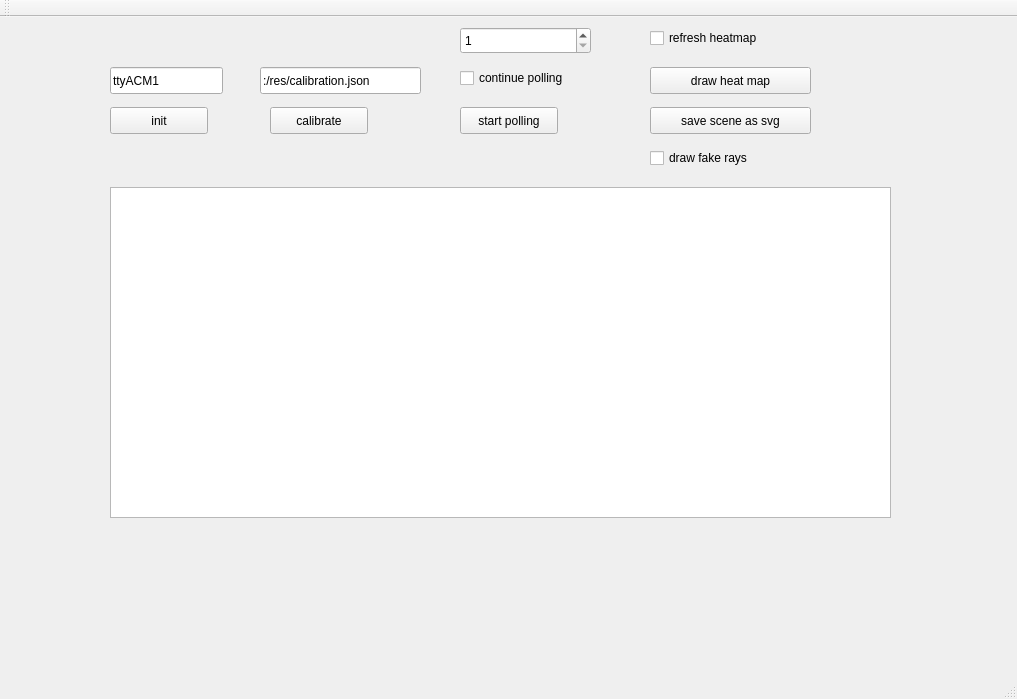
Before: the Qt Designer form RayDisplayWindow.ui in janisozaur/mgr_rd2, drawn with Qt 5.
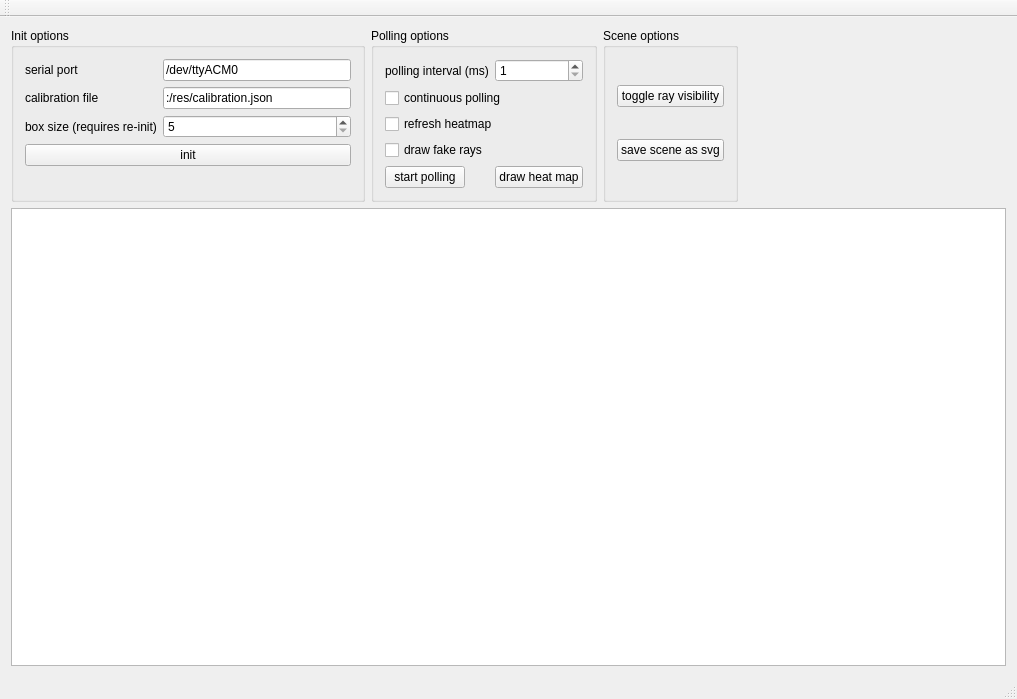
After: the same form once the commit is applied.

What changed in the file:
```diff
--- a/RayDisplayWindow.ui
+++ b/RayDisplayWindow.ui
@@ -14,129 +14,103 @@
    <string>RayDisplayWindow</string>
   </property>
   <widget class="QWidget" name="centralWidget">
-   <widget class="QPushButton" name="pushButton">
-    <property name="geometry">
-     <rect>
-      <x>110</x>
-      <y>90</y>
-      <width>98</width>
-      <height>27</height>
-     </rect>
-    </property>
-    <property name="text">
-     <string>init</string>
-    </property>
-   </widget>
-   <widget class="QLineEdit" name="lineEdit">
-    <property name="geometry">
-     <rect>
-      <x>110</x>
-      <y>50</y>
-      <width>113</width>
-      <height>27</height>
-     </rect>
-    </property>
+   <layout class="QVBoxLayout" name="verticalLayout_2">
+    <item>
+     <layout class="QHBoxLayout" name="horizontalLayout">
+      <item>
+       <widget class="QGroupBox" name="initOptsGroupBox">
+        <property name="sizePolicy">
+         <sizepolicy hsizetype="Fixed" vsizetype="Preferred">
+          <horstretch>0</horstretch>
+          <verstretch>0</verstretch>
+         </sizepolicy>
+        </property>
+        <property name="title">
+         <string>Init options</string>
+        </property>
+        <layout class="QFormLayout" name="formLayout_2">
+         <property name="fieldGrowthPolicy">
+          <enum>QFormLayout::AllNonFixedFieldsGrow</enum>
+         </property>
+         <item row="0" column="0">
+          <widget class="QLabel" name="label">
     <property name="text">
-     <string>ttyACM1</string>
-    </property>
-   </widget>
-   <widget class="QGraphicsView" name="graphicsView">
-    <property name="geometry">
-     <rect>
-      <x>110</x>
-      <y>170</y>
-      <width>781</width>
-      <height>331</height>
-     </rect>
-    </property>
-   </widget>
-   <widget class="QPushButton" name="pushButton_2">
-    <property name="geometry">
-     <rect>
-      <x>270</x>
-      <y>90</y>
-      <width>98</width>
-      <height>27</height>
-     </rect>
-    </property>
+            <string>serial port</string>
+           </property>
+          </widget>
+         </item>
+         <item row="0" column="1">
+          <widget class="QLineEdit" name="portNameLineEdit">
+           <property name="minimumSize">
+            <size>
+             <width>188</width>
+             <height>0</height>
+            </size>
+           </property>
     <property name="text">
-     <string>calibrate</string>
-    </property>
-   </widget>
-   <widget class="QPushButton" name="startPollPushButton">
-    <property name="geometry">
-     <rect>
-      <x>460</x>
-      <y>90</y>
-      <width>98</width>
-      <height>27</height>
-     </rect>
-    </property>
+            <string>/dev/ttyACM0</string>
+           </property>
+          </widget>
+         </item>
+         <item row="1" column="0">
+          <widget class="QLabel" name="label_2">
     <property name="text">
-     <string>start polling</string>
-    </property>
-   </widget>
-   <widget class="QLineEdit" name="lineEdit_2">
-    <property name="geometry">
-     <rect>
-      <x>260</x>
-      <y>50</y>
-      <width>161</width>
-      <height>27</height>
-     </rect>
-    </property>
+            <string>calibration file</string>
+           </property>
+          </widget>
+         </item>
+         <item row="1" column="1">
+          <widget class="QLineEdit" name="calibrationFileLineEdit">
     <property name="text">
      <string>:/res/calibration.json</string>
     </property>
    </widget>
-   <widget class="QCheckBox" name="contPollingCheckBox">
-    <property name="geometry">
-     <rect>
-      <x>460</x>
-      <y>50</y>
-      <width>151</width>
-      <height>22</height>
-     </rect>
-    </property>
+         </item>
+         <item row="2" column="0">
+          <widget class="QLabel" name="label_4">
     <property name="text">
-     <string>continue polling</string>
-    </property>
-   </widget>
-   <widget class="QPushButton" name="saveSceneSvgPushButton">
-    <property name="geometry">
-     <rect>
-      <x>650</x>
-      <y>90</y>
-      <width>161</width>
-      <height>27</height>
-     </rect>
-    </property>
+            <string>box size (requires re-init)</string>
+           </property>
+          </widget>
+         </item>
+         <item row="2" column="1">
+          <widget class="QSpinBox" name="boxSizeSpinBox">
+           <property name="minimum">
+            <number>5</number>
+           </property>
+           <property name="maximum">
+            <number>100</number>
+           </property>
+          </widget>
+         </item>
+         <item row="3" column="0" colspan="2">
+          <widget class="QPushButton" name="initPushButton">
     <property name="text">
-     <string>save scene as svg</string>
-    </property>
-   </widget>
-   <widget class="QPushButton" name="drawHeatMapPushButton">
-    <property name="geometry">
-     <rect>
-      <x>650</x>
-      <y>50</y>
-      <width>161</width>
-      <height>27</height>
-     </rect>
-    </property>
+            <string>init</string>
+           </property>
+          </widget>
+         </item>
+        </layout>
+       </widget>
+      </item>
+      <item>
+       <widget class="QGroupBox" name="pollingOptsGroupBox">
+        <property name="title">
+         <string>Polling options</string>
+        </property>
+        <layout class="QFormLayout" name="formLayout">
+         <property name="fieldGrowthPolicy">
+          <enum>QFormLayout::AllNonFixedFieldsGrow</enum>
+         </property>
+         <item row="0" column="0">
+          <widget class="QLabel" name="label_3">
     <property name="text">
-     <string>draw heat map</string>
-    </property>
-   </widget>
+            <string>polling interval (ms)</string>
+           </property>
+          </widget>
+         </item>
+         <item row="0" column="1">
    <widget class="QSpinBox" name="pollingIntervalSpinBox">
-    <property name="geometry">
-     <rect>
-      <x>460</x>
-      <y>10</y>
-      <width>131</width>
-      <height>27</height>
-     </rect>
-    </property>
     <property name="minimum">
      <number>1</number>
     </property>
@@ -144,15 +118,16 @@
      <number>100000</number>
     </property>
    </widget>
+         </item>
+         <item row="1" column="0" colspan="2">
+          <widget class="QCheckBox" name="contPollingCheckBox">
+           <property name="text">
+            <string>continuous polling</string>
+           </property>
+          </widget>
+         </item>
+         <item row="2" column="0" colspan="2">
    <widget class="QCheckBox" name="refreshHeatmapCheckBox">
-    <property name="geometry">
-     <rect>
-      <x>650</x>
-      <y>10</y>
-      <width>161</width>
-      <height>22</height>
-     </rect>
-    </property>
     <property name="toolTip">
      <string>Makes scene refresh heatmap after every packet</string>
     </property>
@@ -160,19 +135,80 @@
      <string>refresh heatmap</string>
     </property>
    </widget>
+         </item>
+         <item row="3" column="0">
    <widget class="QCheckBox" name="drawFakesCheckBox">
-    <property name="geometry">
-     <rect>
-      <x>650</x>
-      <y>130</y>
-      <width>161</width>
-      <height>22</height>
-     </rect>
-    </property>
     <property name="text">
      <string>draw fake rays</string>
     </property>
    </widget>
+         </item>
+         <item row="4" column="0">
+          <widget class="QPushButton" name="startPollPushButton">
+           <property name="text">
+            <string>start polling</string>
+           </property>
+          </widget>
+         </item>
+         <item row="4" column="1">
+          <widget class="QPushButton" name="drawHeatMapPushButton">
+           <property name="text">
+            <string>draw heat map</string>
+           </property>
+          </widget>
+         </item>
+        </layout>
+       </widget>
+      </item>
+      <item>
+       <widget class="QGroupBox" name="sceneOptsGroupBox">
+        <property name="title">
+         <string>Scene options</string>
+        </property>
+        <layout class="QVBoxLayout" name="verticalLayout">
+         <item>
+          <widget class="QPushButton" name="toggleRayVisiblityPushButton">
+           <property name="text">
+            <string>toggle ray visibility</string>
+           </property>
+          </widget>
+         </item>
+         <item>
+          <widget class="QPushButton" name="saveSceneSvgPushButton">
+           <property name="text">
+            <string>save scene as svg</string>
+           </property>
+          </widget>
+         </item>
+        </layout>
+       </widget>
+      </item>
+      <item>
+       <spacer name="horizontalSpacer">
+        <property name="orientation">
+         <enum>Qt::Horizontal</enum>
+        </property>
+        <property name="sizeHint" stdset="0">
+         <size>
+          <width>40</width>
+          <height>20</height>
+         </size>
+        </property>
+       </spacer>
+      </item>
+     </layout>
+    </item>
+    <item>
+     <widget class="QGraphicsView" name="graphicsView">
+      <property name="sizePolicy">
+       <sizepolicy hsizetype="Expanding" vsizetype="Expanding">
+        <horstretch>0</horstretch>
+        <verstretch>1</verstretch>
+       </sizepolicy>
+      </property>
+     </widget>
+    </item>
+   </layout>
   </widget>
   <widget class="QMenuBar" name="menuBar">
    <property name="geometry">
```
Lines whose indentation alone changed are shown as unchanged.
